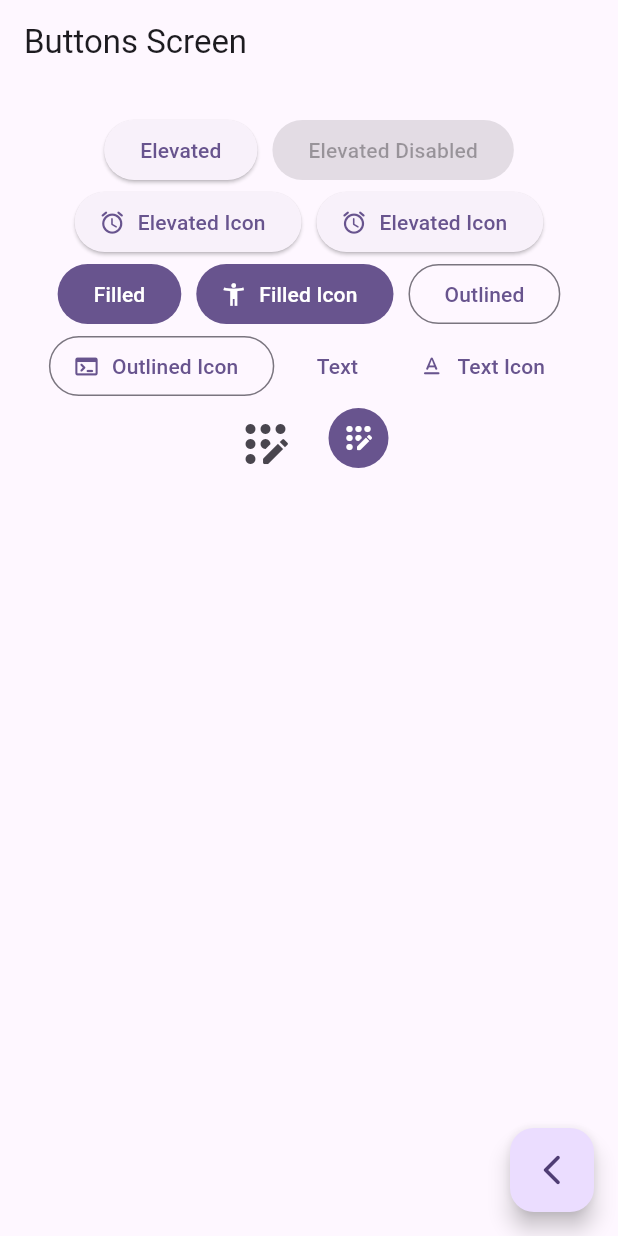
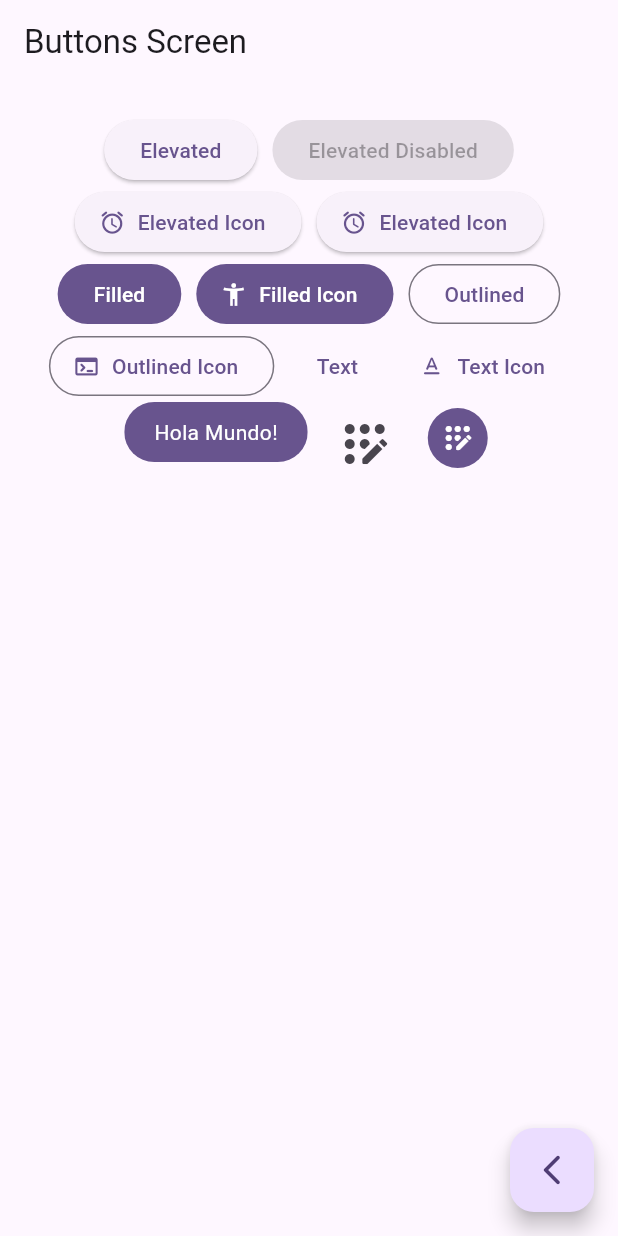
Before and after one commit to HerrWolf/widgets_app, a Flutter app: the ButtonsScreen screen opened by its route, on a phone screen of 412 x 824 dp. Run offline on Flutter 3.47's test engine with Material 3 defaults, Android fonts, the phone set to English and light mode, and no system bars; our stand-ins replace go_router.

Commit message:
seccion 9 clase 11

```diff
--- a/lib/presentation/screens/buttons/buttons_screen.dart
+++ b/lib/presentation/screens/buttons/buttons_screen.dart
@@ -78,7 +78,7 @@ class _ButtonsView extends StatelessWidget {
               label: const Text('Text Icon'),
             ),
 
-            // TODO: custom button
+            const CustomButton(),
 
             IconButton(
               onPressed: () {},
@@ -102,3 +102,26 @@ class _ButtonsView extends StatelessWidget {
     );
   }
 }
+
+class CustomButton extends StatelessWidget {
+  const CustomButton({super.key});
+
+  @override
+  Widget build(BuildContext context) {
+    final colors = Theme.of(context).colorScheme;
+
+    return ClipRRect(
+      borderRadius: BorderRadius.circular(20.0),
+      child: Material(
+        color: colors.primary,
+        child: InkWell(
+          onTap: () {},
+          child: const Padding(
+            padding: EdgeInsets.symmetric(horizontal: 20.0, vertical: 10.0),
+            child: Text('Hola Mundo!', style: TextStyle(color: Colors.white),)
+          ),
+        ),
+      ),
+    );
+  }
+}
```
